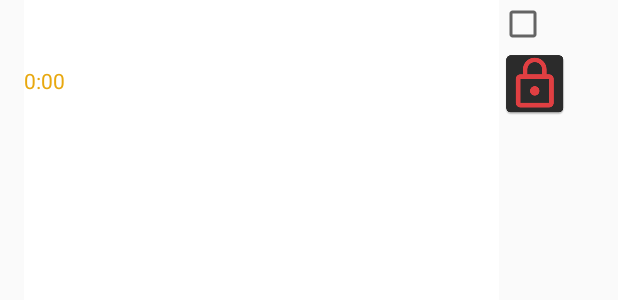
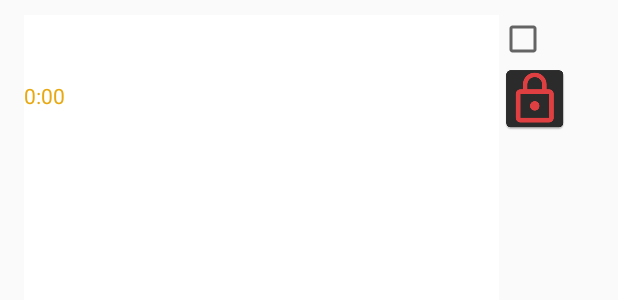
Before and after one commit to msrusse/IFSTA, an Android app: the layout practice_exam_chapters_list_item.xml on its own in the app's theme, with its tools: preview values and no code run, on a phone screen of 412 x 824 dp. Shown: the top 300 px of the screen. Run offline under Robolectric (Android 15) with nearby library versions, the phone set to English and light mode, and no system bars.

Commit message:
Updates the app to correct issues 19, 20, 21, 22, 23

```diff
--- a/app/src/main/java/com/example/appcenter/companion/identify/IdentifyTestActivity.java
+++ b/app/src/main/java/com/example/appcenter/companion/identify/IdentifyTestActivity.java
@@ -131,15 +131,14 @@ public class IdentifyTestActivity extends AppCompatActivity implements RadioGrou
 
         skipButton.setText("Next Question");
 
-        options[correctOptionId].setBackgroundColor(Color.GREEN);
-
         if (radioButtonId[correctOptionId] == checkedId) {
+	        options[correctOptionId].setBackgroundColor(getResources().getColor(R.color.identifyCorrectGreen));
             String qID = questionNumber.getText().toString().replace("Q: ", "");
             myDbHelper.setQuestionAsAnswered(qID);
         }
         else
         {
-        	options[getRadioButtonIndexByID(checkedId)].setBackgroundColor(Color.RED);
+        	options[getRadioButtonIndexByID(checkedId)].setBackgroundColor(getResources().getColor(R.color.identifyIncorrectRed));
         }
     }
 
--- a/app/src/main/res/layout/practice_exam_chapters_list_item.xml
+++ b/app/src/main/res/layout/practice_exam_chapters_list_item.xml
@@ -1,65 +1,66 @@
 <?xml version="1.0" encoding="utf-8"?>
 <LinearLayout xmlns:android="http://schemas.android.com/apk/res/android"
-    android:orientation="horizontal"
     android:id="@+id/root_layout"
     android:layout_width="match_parent"
     android:layout_height="match_parent"
+    android:orientation="horizontal"
+    android:paddingBottom="10dp"
+    android:paddingTop="10dp"
     android:weightSum="5">
 
     <LinearLayout
         android:layout_width="0dp"
+        android:layout_height="match_parent"
+        android:layout_marginLeft="@dimen/activity_vertical_margin"
         android:layout_weight="4"
-        android:layout_height="match_parent"
-        android:orientation="vertical"
         android:background="@android:color/white"
-        android:layout_marginLeft="@dimen/activity_vertical_margin"
-        >
+        android:orientation="vertical">
 
         <TextView
             android:id="@+id/chapter_number"
+            android:layout_width="match_parent"
             android:layout_height="wrap_content"
-            android:layout_width="match_parent"
+            android:textAppearance="@android:style/TextAppearance.Medium"
             android:textColor="@android:color/black"
-            android:textAppearance="@android:style/TextAppearance.Medium"
-            android:textStyle="bold"
-            />
+            android:textStyle="bold" />
+
         <TextView
 
             android:id="@+id/chapter_title"
             android:layout_width="match_parent"
             android:layout_height="wrap_content"
-            android:textColor="@android:color/black"
-            />
+            android:textColor="@android:color/black" />
 
         <TextView
             android:id="@+id/chapter_play_time"
             android:layout_width="match_parent"
             android:layout_height="wrap_content"
-            android:textColor="@color/bottomNavigationBackgroundColor"
-            android:text="0:00" />
+            android:text="0:00"
+            android:textColor="@color/bottomNavigationBackgroundColor" />
 
     </LinearLayout>
+
     <LinearLayout
         android:layout_width="0dp"
         android:layout_height="match_parent"
         android:layout_weight="1"
-        android:orientation="vertical"
-        >
+        android:orientation="vertical">
+
         <CheckBox
             android:id="@+id/chapter_selection"
-            android:focusable="false"
-            android:clickable="false"
             android:layout_width="match_parent"
             android:layout_height="wrap_content"
             android:layout_gravity="end"
+            android:clickable="false"
+            android:focusable="false"
 
             />
+
         <ImageView
             android:id="@+id/item_locked"
             android:layout_width="wrap_content"
             android:layout_height="wrap_content"
-            android:src="@mipmap/ic_lock_closed"
-            />
+            android:src="@mipmap/ic_lock_closed" />
     </LinearLayout>
 
 
--- a/app/src/main/res/values/colors.xml
+++ b/app/src/main/res/values/colors.xml
@@ -12,5 +12,7 @@
     <color name="lightBlue">#e9f5fd</color>
     <color name="lightGreen">#9fd29f</color>
     <color name="lightRed">#cb696b</color>
+    <color name="identifyCorrectGreen">#D9E8D3</color>
+    <color name="identifyIncorrectRed">#E2C5C5</color>
 
 </resources>
```
Also changed, not shown: app/src/main/res/layout/activity_identify_test.xml (+19 -8 lines).
